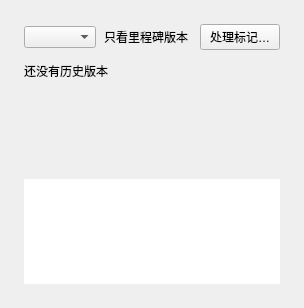
Zao-chen/ZcVersionBox, file windows/mainwindow_child/homepage/pages/homepage_page_backup.ui: the form before one commit.
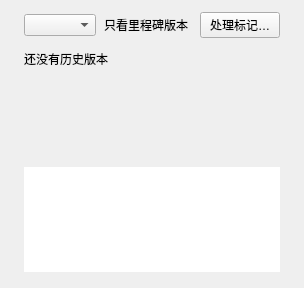
The form after the commit.

Commit message: fix(ui): 统一历史版本页切换与重绘时的顶部边距，解决二次点击间距跳变

```diff
--- a/windows/mainwindow_child/homepage/pages/homepage_page_backup.ui
+++ b/windows/mainwindow_child/homepage/pages/homepage_page_backup.ui
@@ -7,13 +7,13 @@
     <number>24</number>
    </property>
    <property name="topMargin">
-    <number>24</number>
+    <number>12</number>
    </property>
    <property name="rightMargin">
     <number>24</number>
    </property>
    <property name="bottomMargin">
-    <number>24</number>
+    <number>16</number>
    </property>
    <property name="spacing">
     <number>12</number>
```
The commit also changes 1 other file.
